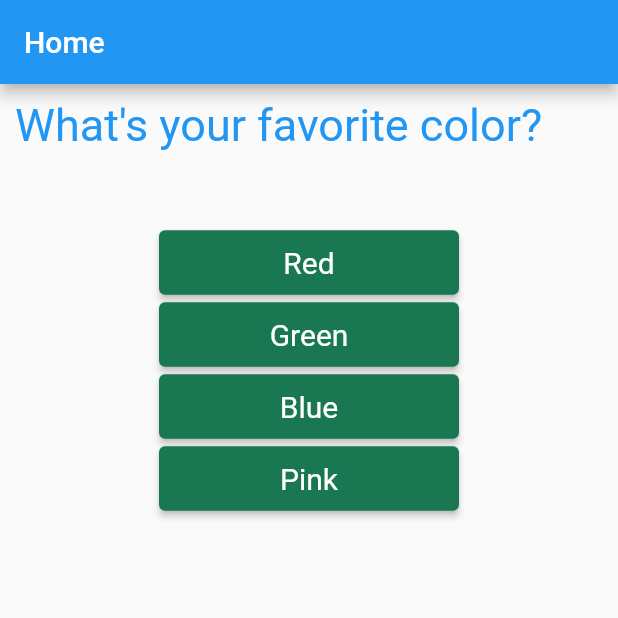
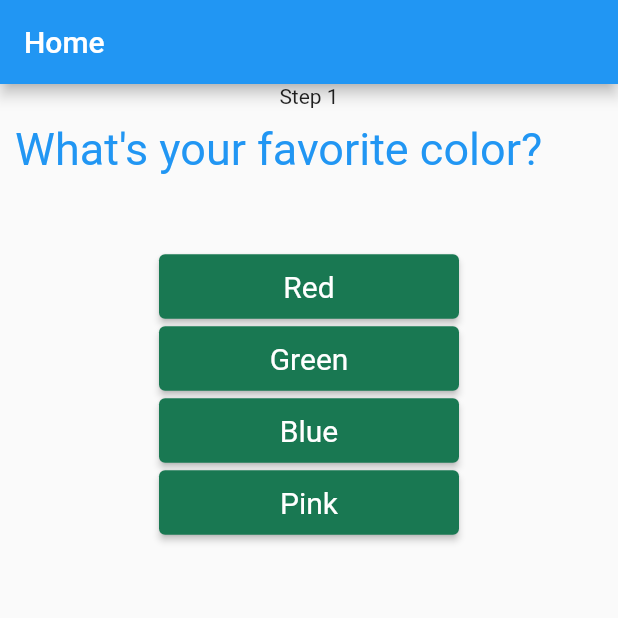
Before and after one commit to kishankpatel/dart-demo-mcq, a Flutter app: the screen it shows after launch, on a phone screen of 412 x 824 dp, the top half of it. Run offline on Flutter 3.47's test engine with Material 2 defaults, Android fonts, the phone set to English and light mode, and no system bars.

Commit message:
A demo Flutter demo app on MCQ

```diff
--- a/lib/main.dart
+++ b/lib/main.dart
@@ -34,6 +34,8 @@ class _MyAppState extends State<MyApp> {
       'answer': ''
     },
   ];
+
+  var stepInfo = ['Step 1', 'Step 2', 'Step 3', 'Step 4'];
   void _answerQuestion(answerText) {
     setState(() {
       questions[_questionIndex]['answer'] = answerText;
@@ -56,6 +58,10 @@ class _MyAppState extends State<MyApp> {
     });
   }
 
+  String get _step {
+    return stepInfo[_questionIndex];
+  }
+
   // const MyAppState({super.key});
   @override
   Widget build(BuildContext context) {
@@ -69,6 +75,7 @@ class _MyAppState extends State<MyApp> {
                     Result(questions, _reTry),
                   ]
                 : [
+                    Text(_step),
                     Question(
                         questions[_questionIndex]['questionText'] as String),
                     ...(questions[_questionIndex]['options'] as List<String>)
```
